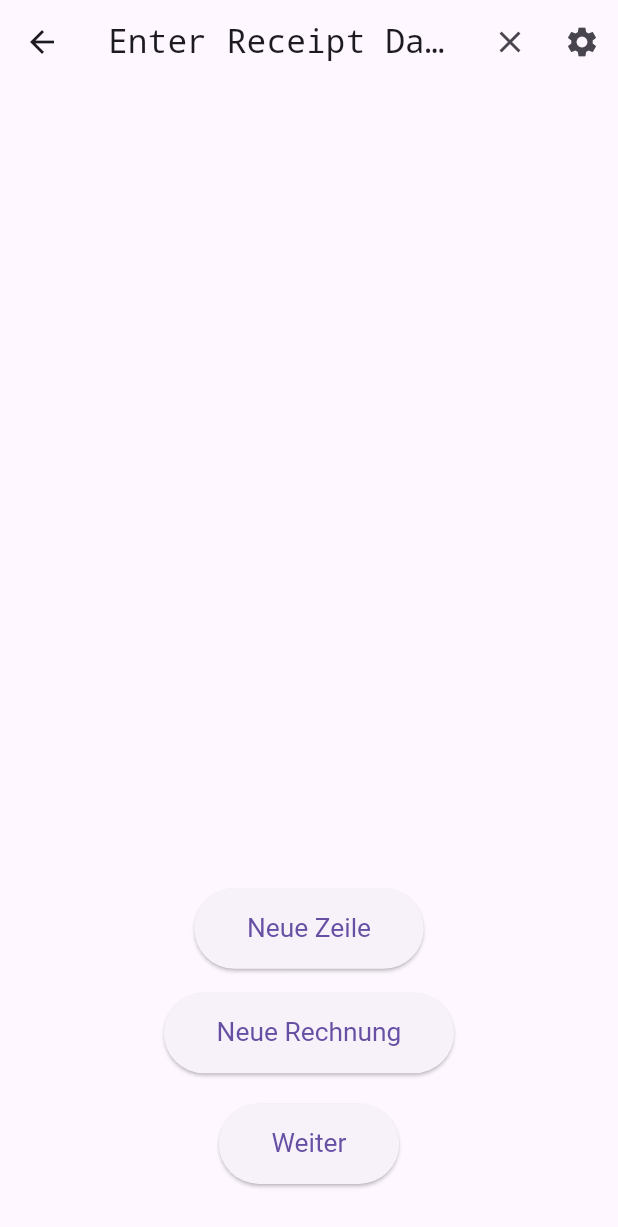
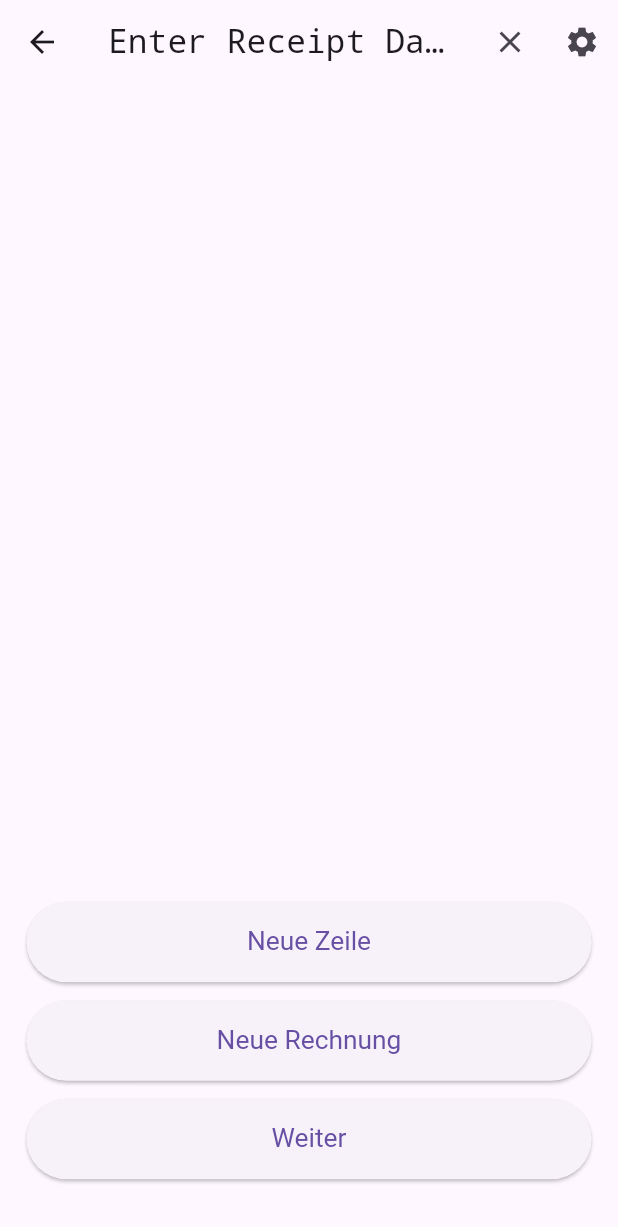
Before and after one commit to rayanMS1122/rechnung-sys2000, a Flutter app: the ScreenInput screen opened directly, after a tap on the "delete" icon, on a phone screen of 412 x 824 dp. Shown: the top 1227 px of the screen. Run offline on Flutter 3.47's test engine with Material 3 defaults, Android fonts, the phone set to English and light mode, and no system bars; our stand-ins replace flutter_screenutil, get, image_picker, pdf, share_plus, shared_preferences and 1 more; accounts and stored records are empty; project files that could hold a hidden picture were left out.

Commit message:
neue design in inputscreeen

```diff
--- a/lib/controller/screen_input_controller.dart
+++ b/lib/controller/screen_input_controller.dart
@@ -339,7 +339,6 @@ class ScreenInputController extends GetxController {
     await prefs.remove('logo_path');
   }
 
-  // ==================== RECHNUNGSPOSITIONEN ====================
   void addNewTextFields() {
     rechnungTextFielde.add(ReceiptData(
       pos: rechnungTextFielde.length,
--- a/lib/screens/screen_input.dart
+++ b/lib/screens/screen_input.dart
@@ -33,23 +33,16 @@ class _ScreenInputState extends State<ScreenInput> {
     }
   }
 
-  // 1
   bool get editingEnabled {
-    // _unterschriftController.monteurPngBytes!.value = null;
     final enable = _controller.enableEditing.value;
-
     final hasSignature =
         (_unterschriftController.kundePngBytes.value ?? []).isNotEmpty ||
             (_unterschriftController.monteurPngBytes.value ?? []).isNotEmpty;
-
     return enable || !hasSignature;
   }
 
   @override
   Widget build(BuildContext context) {
-    // Wichtig: ScreenUtilInit sollte eigentlich im main.dart / MaterialApp sein
-    // Falls du es noch nicht hast, hier ein kurzer Hinweis am Ende
-
     return Scaffold(
       appBar: AppBar(
         title: const Text('Enter Receipt Data'),
@@ -60,7 +53,7 @@ class _ScreenInputState extends State<ScreenInput> {
                     icon: const Icon(Icons.clear),
                     onPressed: _controller.rechnungTextFielde.clear,
                   )
-                : Text(""),
+                : const SizedBox.shrink(),
           ),
           IconButton(
             icon: const Icon(Icons.settings),
@@ -72,44 +65,55 @@ class _ScreenInputState extends State<ScreenInput> {
         ],
       ),
       body: Padding(
-        padding: EdgeInsets.all(16.0.w), // responsiv
+        padding: EdgeInsets.all(16.0.w),
         child: Form(
           key: _formKey,
-          child: SingleChildScrollView(
           child: Column(
             children: [
-                SizedBox(
-                  width: double.infinity,
-                  height: 0.6
-                      .sh, // 60% der Bildschirmhöhe – viel sauberer als MediaQuery
+              Expanded(
                 child: Obx(() => editingEnabled
                     ? ListView.builder(
                         itemCount: _controller.rechnungTextFielde.length,
                         itemBuilder: (context, index) {
-                            return Padding(
-                              padding: EdgeInsets.only(
-                                  bottom: 12.0.h), // schöner Zeilenabstand
-                              child: Row(
+                          return Card(
+                            margin: EdgeInsets.only(bottom: 12.h),
+                            child: Padding(
+                              padding: EdgeInsets.all(12.w),
+                              child: Column(
+                                crossAxisAlignment: CrossAxisAlignment.start,
                                 children: [
-                                  // Positionsnummer (deaktiviert)
-                                  Expanded(
-                                    child: TextFormField(
-                                      enabled: false,
-                                      decoration: InputDecoration(
-                                        labelText: (index + 1).toString(),
-                                        border: const OutlineInputBorder(),
-                                        contentPadding: EdgeInsets.symmetric(
-                                          horizontal: 12.w,
-                                          vertical: 16.h,
+                                  // Header mit Position und Löschen
+                                  Row(
+                                    mainAxisAlignment:
+                                        MainAxisAlignment.spaceBetween,
+                                    children: [
+                                      Text(
+                                        'Position ${index + 1}',
+                                        style: TextStyle(
+                                          fontSize: 16.sp,
+                                          fontWeight: FontWeight.bold,
                                         ),
                                       ),
-                                      style: TextStyle(fontSize: 14.sp),
+                                      IconButton(
+                                        onPressed: () {
+                                          _controller.rechnungTextFielde
+                                              .removeAt(index);
+                                        },
+                                        icon: const Icon(
+                                          Icons.delete,
+                                          color: Colors.red,
                                         ),
+                                        iconSize: 24.sp,
                                       ),
-                                  SizedBox(width: 8.w),
+                                    ],
+                                  ),
+                                  SizedBox(height: 12.h),
 
-                                  // Menge
+                                  // Menge und Einheit in einer Zeile
+                                  Row(
+                                    children: [
                                       Expanded(
+                                        flex: 1,
                                         child: TextFormField(
                                           keyboardType:
                                               TextInputType.numberWithOptions(
@@ -117,45 +121,74 @@ class _ScreenInputState extends State<ScreenInput> {
                                           decoration: InputDecoration(
                                             labelText: 'Menge',
                                             border: const OutlineInputBorder(),
-                                        contentPadding: EdgeInsets.symmetric(
+                                            contentPadding:
+                                                EdgeInsets.symmetric(
                                               horizontal: 12.w,
                                               vertical: 16.h,
                                             ),
                                           ),
                                           style: TextStyle(fontSize: 14.sp),
                                           onChanged: (value) {
-                                        _controller.rechnungTextFielde[index]
+                                            _controller
+                                                    .rechnungTextFielde[index]
                                                     .menge =
                                                 double.tryParse(value) ?? 0.0;
                                           },
                                         ),
                                       ),
-                                  SizedBox(width: 8.w),
-
-                                  // Einheit
+                                      SizedBox(width: 12.w),
                                       Expanded(
+                                        flex: 1,
                                         child: TextFormField(
                                           decoration: InputDecoration(
-                                        labelText: 'Einh',
+                                            labelText: 'Einheit',
                                             border: const OutlineInputBorder(),
-                                        contentPadding: EdgeInsets.symmetric(
+                                            contentPadding:
+                                                EdgeInsets.symmetric(
                                               horizontal: 12.w,
                                               vertical: 16.h,
                                             ),
                                           ),
                                           style: TextStyle(fontSize: 14.sp),
                                           onChanged: (value) {
-                                        _controller.rechnungTextFielde[index]
+                                            _controller
+                                                .rechnungTextFielde[index]
                                                 .einh = value;
                                           },
                                         ),
                                       ),
-                                  SizedBox(width: 8.w),
+                                      SizedBox(width: 12.w),
+                                      Expanded(
+                                        flex: 1,
+                                        child: // Einzelpreis
+                                            TextFormField(
+                                          keyboardType:
+                                              TextInputType.numberWithOptions(
+                                                  decimal: true),
+                                          decoration: InputDecoration(
+                                            labelText: 'Einzelpreis',
+                                            border: const OutlineInputBorder(),
+                                            contentPadding:
+                                                EdgeInsets.symmetric(
+                                              horizontal: 12.w,
+                                              vertical: 16.h,
+                                            ),
+                                          ),
+                                          style: TextStyle(fontSize: 14.sp),
+                                          onChanged: (value) {
+                                            _controller
+                                                    .rechnungTextFielde[index]
+                                                    .einzelPreis =
+                                                double.tryParse(value) ?? 0.0;
+                                          },
+                                        ),
+                                      )
+                                    ],
+                                  ),
+                                  SizedBox(height: 12.h),
 
-                                  // Bezeichnung
-                                  Expanded(
-                                    flex: 2, // etwas mehr Platz für langen Text
-                                    child: TextFormField(
+                                  // Bezeichnung in voller Breite
+                                  TextFormField(
                                     decoration: InputDecoration(
                                       labelText: 'Bezeichnung',
                                       border: const OutlineInputBorder(),
@@ -170,54 +203,30 @@ class _ScreenInputState extends State<ScreenInput> {
                                           .bezeichnung = value;
                                     },
                                   ),
+                                  SizedBox(height: 12.h),
+                                ],
                               ),
-                                  SizedBox(width: 8.w),
-
-                                  // Einzelpreis
-                                  Expanded(
-                                    child: TextFormField(
-                                      keyboardType:
-                                          TextInputType.numberWithOptions(
-                                              decimal: true),
-                                      decoration: InputDecoration(
-                                        labelText: 'Einzelpreis',
-                                        border: const OutlineInputBorder(),
-                                        contentPadding: EdgeInsets.symmetric(
-                                          horizontal: 12.w,
-                                          vertical: 16.h,
-                                        ),
-                                      ),
-                                      style: TextStyle(fontSize: 14.sp),
-                                      onChanged: (value) {
-                                        _controller.rechnungTextFielde[index]
-                                                .einzelPreis =
-                                            double.tryParse(value) ?? 0.0;
-                                      },
-                                    ),
-                                  ),
-                                  SizedBox(width: 8.w),
-
-                                  // Löschen-Button
-                                  IconButton(
-                                    onPressed: () {
-                                      _controller.rechnungTextFielde
-                                          .removeAt(index);
-                                    },
-                                    icon: Icon(Icons.delete,
-                                        color: Colors.redAccent, size: 28.sp),
-                                  ),
-                                ],
                             ),
                           );
                         },
                       )
-                      : Text(
-                          "Du kannst die Rechnung nach der Unterschrift nicht bearbeiten. Gehe in die Einstellungen und aktiviere dort Rechnung bearbeiten")),
+                    : Center(
+                        child: Padding(
+                          padding: EdgeInsets.all(24.w),
+                          child: Text(
+                            "Du kannst die Rechnung nach der Unterschrift nicht bearbeiten. Gehe in die Einstellungen und aktiviere dort Rechnung bearbeiten",
+                            style: TextStyle(fontSize: 16.sp),
+                            textAlign: TextAlign.center,
                           ),
-                SizedBox(height: 24.h),
+                        ),
+                      )),
+              ),
+              SizedBox(height: 16.h),
               Obx(
                 () => editingEnabled
-                      ? ElevatedButton(
+                    ? SizedBox(
+                        width: double.infinity,
+                        child: ElevatedButton(
                           onPressed: _controller.addNewTextFields,
                           style: ElevatedButton.styleFrom(
                             padding: EdgeInsets.symmetric(
@@ -225,11 +234,14 @@ class _ScreenInputState extends State<ScreenInput> {
                             textStyle: TextStyle(fontSize: 16.sp),
                           ),
                           child: const Text('Neue Zeile'),
+                        ),
                       )
-                      : Text(""),
+                    : const SizedBox.shrink(),
               ),
-                SizedBox(height: 16.h),
-                ElevatedButton(
+              SizedBox(height: 12.h),
+              SizedBox(
+                width: double.infinity,
+                child: ElevatedButton(
                   onPressed: () {
                     _unterschriftController.kundePngBytes.value = null;
                     _unterschriftController.monteurPngBytes.value = null;
@@ -242,8 +254,11 @@ class _ScreenInputState extends State<ScreenInput> {
                   ),
                   child: const Text('Neue Rechnung'),
                 ),
-                SizedBox(height: 20.h),
-                ElevatedButton(
+              ),
+              SizedBox(height: 12.h),
+              SizedBox(
+                width: double.infinity,
+                child: ElevatedButton(
                   onPressed: _submitForm,
                   style: ElevatedButton.styleFrom(
                     padding:
@@ -252,9 +267,9 @@ class _ScreenInputState extends State<ScreenInput> {
                   ),
                   child: const Text('Weiter'),
                 ),
+              ),
               SizedBox(height: 20.h),
             ],
-            ),
           ),
         ),
       ),
```
Lines whose indentation alone changed are shown as unchanged.
